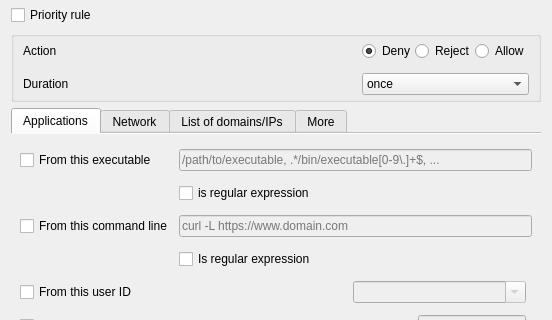
The window that ui/opensnitch/res/ruleseditor.ui (evilsocket/opensnitch) describes before a commit, drawn with Qt 5; both pictures show x 0 to 552 and y 154 to 474 of the 552 by 580 pixel window.
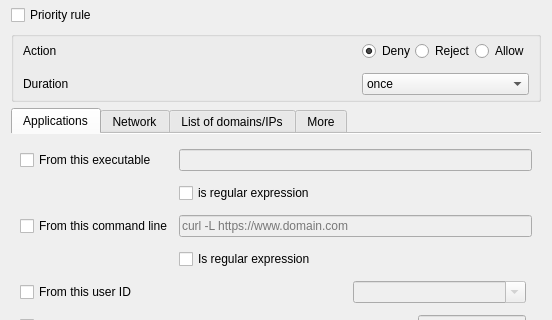
The same window after the commit. Icons and pictures are not drawn.

Commit message:
ui,ruleseditor: removed placeholder text
to avoid confussion.

Closes: #1524

The edit to the form file:
```diff
--- a/ui/opensnitch/res/ruleseditor.ui
+++ b/ui/opensnitch/res/ruleseditor.ui
@@ -107,9 +107,6 @@
          <property name="toolTip">
           <string>&lt;html&gt;&lt;head/&gt;&lt;body&gt;&lt;p&gt;The value of this field is always the absolute path to the executable: /path/to/binary&lt;br/&gt;&lt;/p&gt;&lt;p&gt;Examples:&lt;/p&gt;&lt;p&gt;- Simple: /path/to/binary&lt;/p&gt;&lt;p&gt;- Multiple paths: ^/usr/lib(64|)/firefox/firefox$&lt;/p&gt;&lt;p&gt;- Multiple binaries: ^(/usr/sbin/ntpd|/lib/systemd/systemd-timesyncd|/usr/bin/xbrlapi|/usr/bin/dirmngr)$ &lt;/p&gt;&lt;p&gt;- Deny/Allow executions from /tmp:&lt;/p&gt;&lt;p&gt;^/(var/|)tmp/.*$&lt;br/&gt;&lt;/p&gt;&lt;p&gt;For more examples visit the &lt;a href=&quot;https://github.com/evilsocket/opensnitch/wiki/Rules-examples&quot;&gt;wiki page&lt;/a&gt; or ask on the &lt;a href=&quot;https://github.com/evilsocket/opensnitch/discussions&quot;&gt;Discussion forums&lt;/a&gt;.&lt;/p&gt;&lt;/body&gt;&lt;/html&gt;</string>
          </property>
-         <property name="placeholderText">
-          <string notr="true">/path/to/executable, .*/bin/executable[0-9\.]+$, ...</string>
-         </property>
         </widget>
        </item>
        <item row="3" column="1">
```
Left out of the diff: 3 changed lines with no effect on the pictures.
